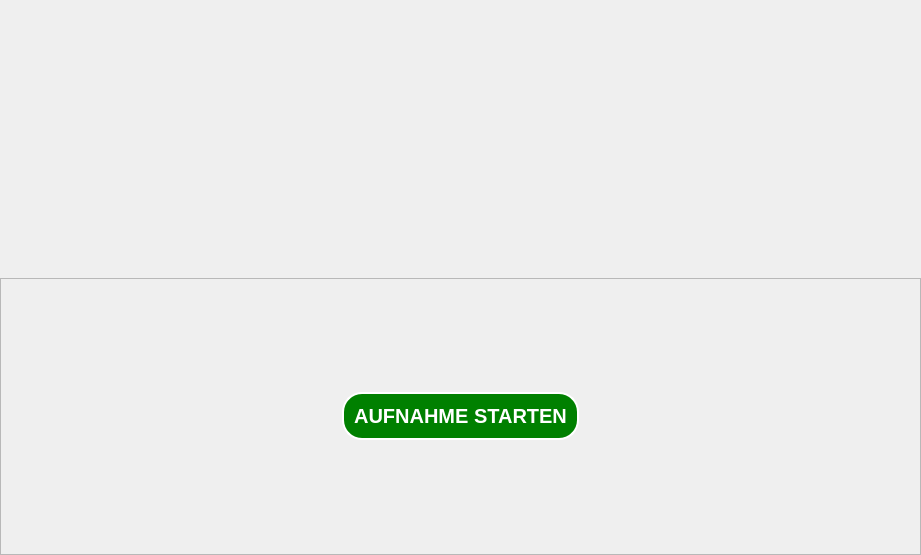
Old version of the form lfb_regeneration_wildlife_impact/gui/lfb_regeneration_wildlife_impact_dialog_base.ui in the repository b-lack/qgis-fim-plugin.
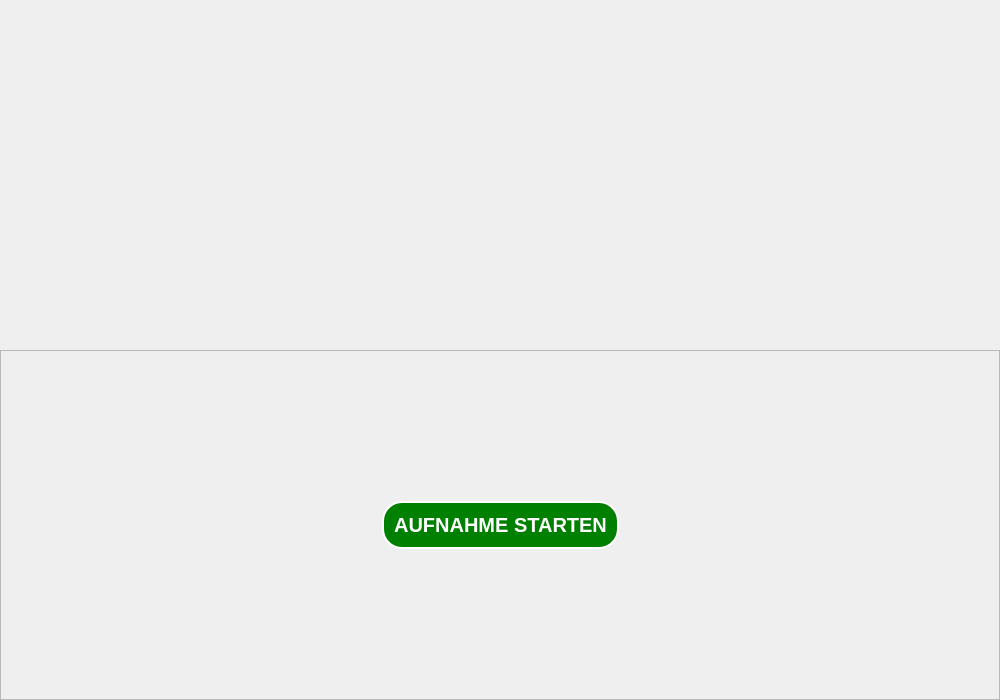
New version of the form.

```diff
--- a/lfb_regeneration_wildlife_impact/gui/lfb_regeneration_wildlife_impact_dialog_base.ui
+++ b/lfb_regeneration_wildlife_impact/gui/lfb_regeneration_wildlife_impact_dialog_base.ui
@@ -6,8 +6,8 @@
    <rect>
     <x>0</x>
     <y>0</y>
-    <width>921</width>
-    <height>555</height>
+    <width>1000</width>
+    <height>700</height>
    </rect>
   </property>
   <property name="sizePolicy">
@@ -19,7 +19,7 @@
   <property name="minimumSize">
    <size>
     <width>600</width>
-    <height>100</height>
+    <height>300</height>
    </size>
   </property>
   <property name="windowTitle">
@@ -138,8 +138,8 @@
        <rect>
         <x>0</x>
         <y>0</y>
-        <width>919</width>
-        <height>274</height>
+        <width>998</width>
+        <height>347</height>
        </rect>
       </property>
       <property name="sizePolicy">
```
